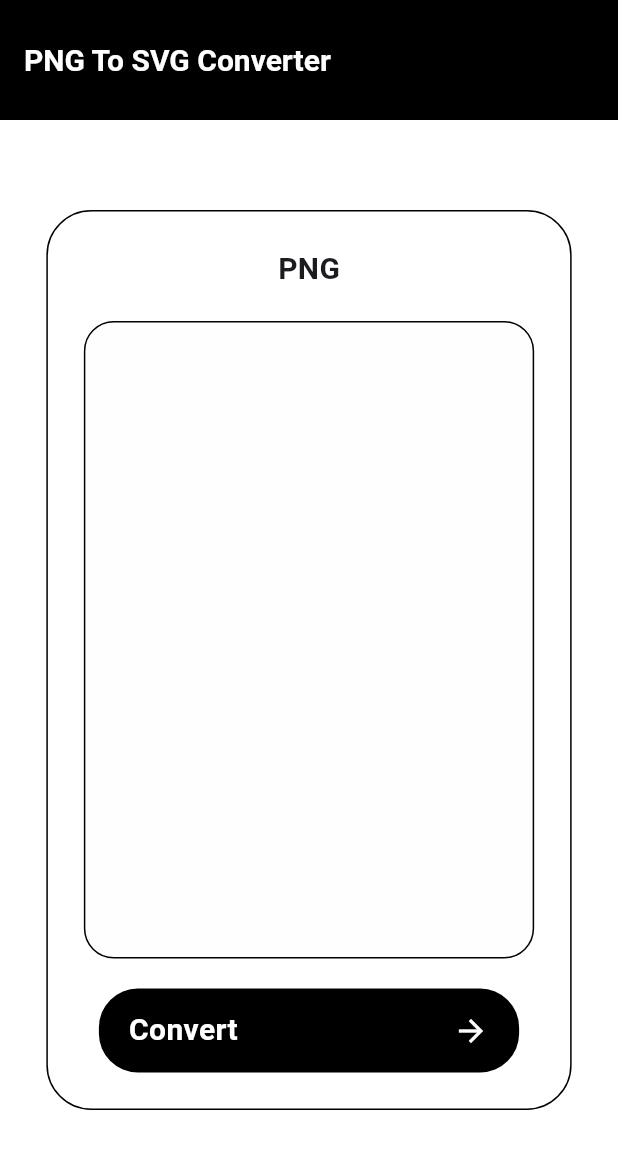
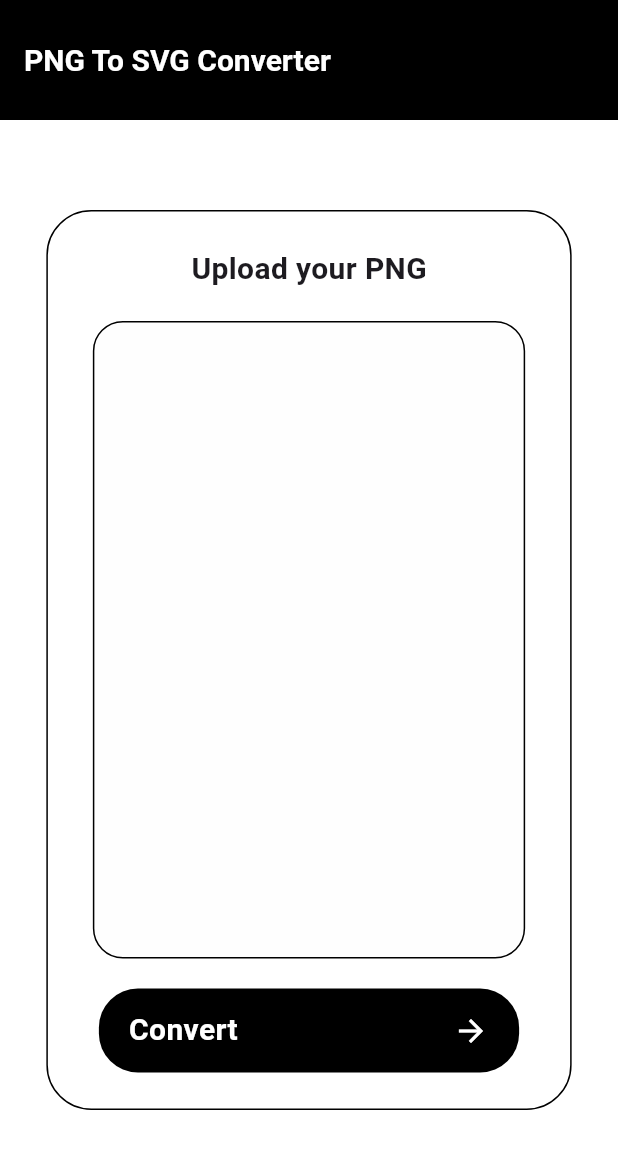
Before and after one commit to ThatLinuxGuyYouKnow/Sping, a Flutter app: the screen it shows after launch, on a phone screen of 412 x 824 dp. Shown: the top 1149 px of the screen. Run offline on Flutter 3.47's test engine with Material 3 defaults, Android fonts, the phone set to English and light mode, and no system bars; our stand-ins replace file_picker, google_fonts; missing offline and left inert: dart:html; Roboto replaces fonts that are missing (Ubuntu).

Commit message:
type formatting

```diff
--- a/lib/converterScreen.dart
+++ b/lib/converterScreen.dart
@@ -57,7 +57,7 @@ class ConverterScreen extends StatelessWidget {
                           mainAxisAlignment: MainAxisAlignment.spaceBetween,
                           children: [
                             Text(
-                              'PNG',
+                              'Upload your PNG',
                               style: GoogleFonts.ubuntu(
                                 fontSize: isDesktop ? 24 : 20,
                                 fontWeight: FontWeight.bold,
@@ -67,7 +67,7 @@ class ConverterScreen extends StatelessWidget {
                               child: Padding(
                                 padding: const EdgeInsets.symmetric(
                                   vertical: 20,
-                                  horizontal: 24,
+                                  horizontal: 30,
                                 ),
                                 child: Container(
                                   decoration: BoxDecoration(
```
